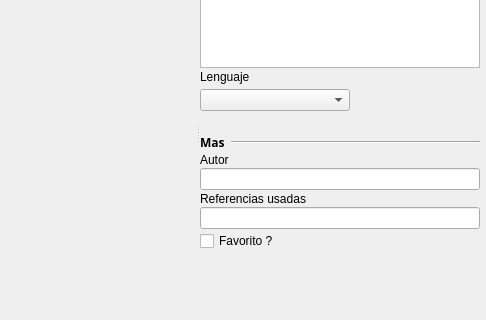
Before: the Qt Designer form gui/wAgregarSnippet.ui in emilianox/Fragmentos, drawn with Qt 5; both pictures show x 264 to 750 and y 131 to 451 of the 750 by 550 pixel window.
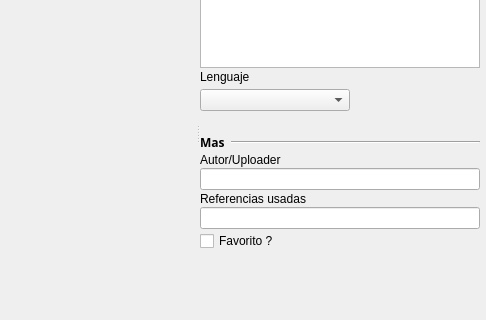
After: the same form once the commit is applied.

```diff
--- a/gui/wAgregarSnippet.ui
+++ b/gui/wAgregarSnippet.ui
@@ -396,7 +396,7 @@
                </sizepolicy>
               </property>
               <property name="text">
-               <string>Autor</string>
+               <string>Autor/Uploader</string>
               </property>
               <property name="buddy">
                <cstring>eTitulo</cstring>
```
Left out of the diff: 19 changed lines with no effect on the pictures.
